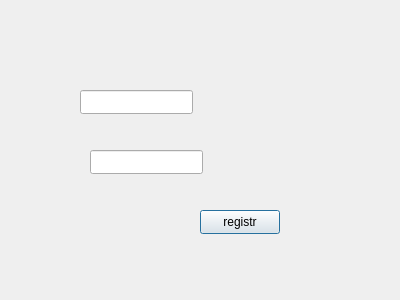
Qt form signup.ui (ovvasylyshyn/Vamos) before a commit.
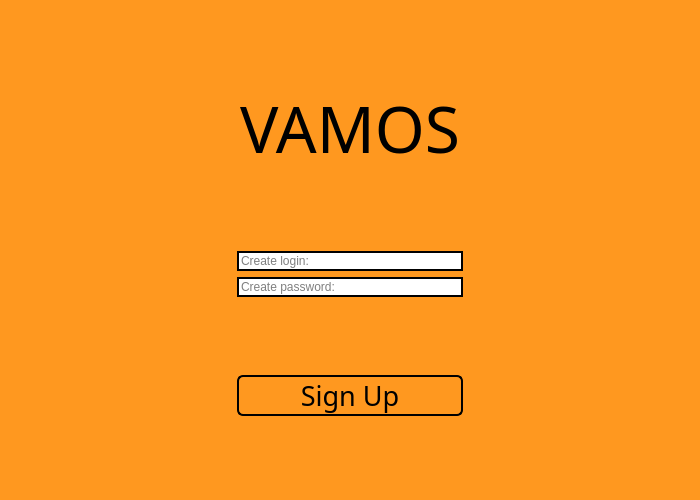
The same form after that commit. Icons and pictures are not drawn.

Diff of the .ui file:
```diff
--- a/signup.ui
+++ b/signup.ui
@@ -6,46 +6,196 @@
    <rect>
     <x>0</x>
     <y>0</y>
-    <width>400</width>
-    <height>300</height>
+    <width>700</width>
+    <height>500</height>
    </rect>
   </property>
+  <property name="minimumSize">
+   <size>
+    <width>700</width>
+    <height>500</height>
+   </size>
+  </property>
   <property name="windowTitle">
    <string>Dialog</string>
   </property>
-  <widget class="QLineEdit" name="loginLE">
-   <property name="geometry">
-    <rect>
-     <x>80</x>
-     <y>90</y>
-     <width>113</width>
-     <height>24</height>
-    </rect>
-   </property>
-  </widget>
-  <widget class="QLineEdit" name="passwordLE">
-   <property name="geometry">
-    <rect>
-     <x>90</x>
-     <y>150</y>
-     <width>113</width>
-     <height>24</height>
-    </rect>
-   </property>
-  </widget>
-  <widget class="QPushButton" name="registrPB">
-   <property name="geometry">
-    <rect>
-     <x>200</x>
-     <y>210</y>
-     <width>80</width>
-     <height>24</height>
-    </rect>
-   </property>
-   <property name="text">
-    <string>registr</string>
-   </property>
-  </widget>
+  <property name="windowIcon">
+   <iconset>
+    <normaloff>icona.png</normaloff>icona.png</iconset>
+  </property>
+  <property name="styleSheet">
+   <string notr="true">background-color:#FF981F;</string>
+  </property>
+  <layout class="QGridLayout" name="gridLayout">
+   <item row="0" column="0">
+    <spacer name="horizontalSpacer">
+     <property name="orientation">
+      <enum>Qt::Horizontal</enum>
+     </property>
+     <property name="sizeHint" stdset="0">
+      <size>
+       <width>40</width>
+       <height>20</height>
+      </size>
+     </property>
+    </spacer>
+   </item>
+   <item row="0" column="1">
+    <layout class="QVBoxLayout" name="verticalLayout">
+     <item>
+      <spacer name="verticalSpacer_2">
+       <property name="orientation">
+        <enum>Qt::Vertical</enum>
+       </property>
+       <property name="sizeHint" stdset="0">
+        <size>
+         <width>20</width>
+         <height>40</height>
+        </size>
+       </property>
+      </spacer>
+     </item>
+     <item>
+      <widget class="QLabel" name="titleL">
+       <property name="font">
+        <font>
+         <family>Huntress</family>
+         <pointsize>48</pointsize>
+        </font>
+       </property>
+       <property name="styleSheet">
+        <string notr="true">color: rgb(0, 0, 0);</string>
+       </property>
+       <property name="text">
+        <string>VAMOS</string>
+       </property>
+       <property name="alignment">
+        <set>Qt::AlignCenter</set>
+       </property>
+      </widget>
+     </item>
+     <item>
+      <spacer name="verticalSpacer_3">
+       <property name="orientation">
+        <enum>Qt::Vertical</enum>
+       </property>
+       <property name="sizeHint" stdset="0">
+        <size>
+         <width>20</width>
+         <height>40</height>
+        </size>
+       </property>
+      </spacer>
+     </item>
+     <item>
+      <widget class="QLineEdit" name="loginLE">
+       <property name="styleSheet">
+        <string notr="true">QLineEdit {
+    border: 2px solid #000000; 
+    background-color: #FFFFFF;
+	color: rgb(0, 0, 0);
+}
+
+QLineEdit:focus {
+    border: 2px solid #FF981F; 
+}</string>
+       </property>
+       <property name="placeholderText">
+        <string>Create login:</string>
+       </property>
+      </widget>
+     </item>
+     <item>
+      <widget class="QLineEdit" name="passwordLE">
+       <property name="styleSheet">
+        <string notr="true">QLineEdit {
+    border: 2px solid #000000; 
+    background-color: #FFFFFF;
+	color: rgb(0, 0, 0);
+}
+
+QLineEdit:focus {
+    border: 2px solid #FF981F; 
+}</string>
+       </property>
+       <property name="echoMode">
+        <enum>QLineEdit::Password</enum>
+       </property>
+       <property name="placeholderText">
+        <string>Create password:</string>
+       </property>
+      </widget>
+     </item>
+     <item>
+      <spacer name="verticalSpacer_4">
+       <property name="orientation">
+        <enum>Qt::Vertical</enum>
+       </property>
+       <property name="sizeHint" stdset="0">
+        <size>
+         <width>20</width>
+         <height>40</height>
+        </size>
+       </property>
+      </spacer>
+     </item>
+     <item>
+      <widget class="QPushButton" name="registrPB">
+       <property name="font">
+        <font>
+         <family>Huntress</family>
+         <pointsize>20</pointsize>
+        </font>
+       </property>
+       <property name="styleSheet">
+        <string notr="true">QPushButton {
+   background-color: rgb(255, 152, 31);
+color: rgb(0, 0, 0);
+border-color: rgb(0, 0, 0);
+border: 2px solid rgb(0, 0, 0);
+border-radius: 6px; 
+}
+
+QPushButton:hover {
+    color: rgb(38, 38, 38)rgb(255, 197, 21); 
+    background-color:#ffc515; 
+    border: 2px solid #ffffff; 
+}</string>
+       </property>
+       <property name="text">
+        <string>Sign Up</string>
+       </property>
+      </widget>
+     </item>
+     <item>
+      <spacer name="verticalSpacer">
+       <property name="orientation">
+        <enum>Qt::Vertical</enum>
+       </property>
+       <property name="sizeHint" stdset="0">
+        <size>
+         <width>20</width>
+         <height>40</height>
+        </size>
+       </property>
+      </spacer>
+     </item>
+    </layout>
+   </item>
+   <item row="0" column="2">
+    <spacer name="horizontalSpacer_2">
+     <property name="orientation">
+      <enum>Qt::Horizontal</enum>
+     </property>
+     <property name="sizeHint" stdset="0">
+      <size>
+       <width>40</width>
+       <height>20</height>
+      </size>
+     </property>
+    </spacer>
+   </item>
+  </layout>
  </widget>
  <resources/>
  <connections/>
```
Left out of the diff: 2 changed lines with no effect on the pictures.
